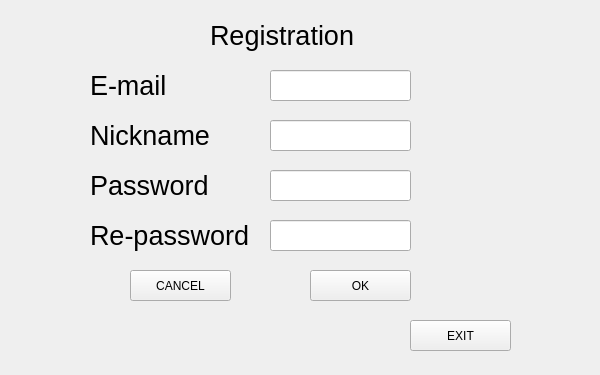
Old version of the form Classes/GUI/register.ui in the repository EKaczmarek/BomberMan.
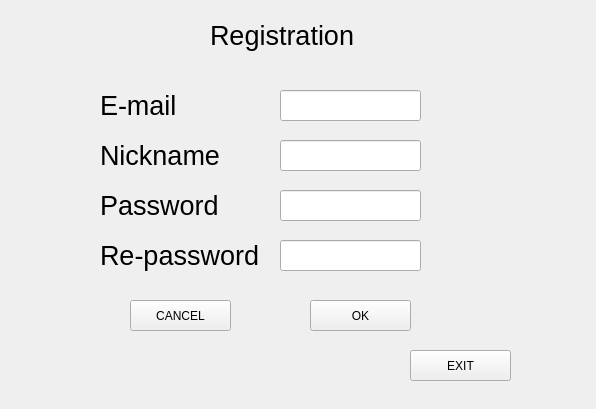
New version of the form.

```diff
--- a/Classes/GUI/register.ui
+++ b/Classes/GUI/register.ui
@@ -6,8 +6,8 @@
    <rect>
     <x>0</x>
     <y>0</y>
-    <width>600</width>
-    <height>375</height>
+    <width>596</width>
+    <height>409</height>
    </rect>
   </property>
   <property name="focusPolicy">
@@ -23,7 +23,7 @@
    <property name="geometry">
     <rect>
      <x>310</x>
-     <y>270</y>
+     <y>300</y>
      <width>101</width>
      <height>31</height>
     </rect>
@@ -56,8 +56,8 @@
   <widget class="QLabel" name="label_nickname">
    <property name="geometry">
     <rect>
-     <x>90</x>
-     <y>120</y>
+     <x>100</x>
+     <y>140</y>
      <width>131</width>
      <height>31</height>
     </rect>
@@ -74,8 +74,8 @@
   <widget class="QLabel" name="label_password">
    <property name="geometry">
     <rect>
-     <x>90</x>
-     <y>170</y>
+     <x>100</x>
+     <y>190</y>
      <width>131</width>
      <height>31</height>
     </rect>
@@ -93,7 +93,7 @@
    <property name="geometry">
     <rect>
      <x>130</x>
-     <y>270</y>
+     <y>300</y>
      <width>101</width>
      <height>31</height>
     </rect>
@@ -123,8 +123,8 @@
   <widget class="QLineEdit" name="lineEdit_nickname">
    <property name="geometry">
     <rect>
-     <x>270</x>
-     <y>120</y>
+     <x>280</x>
+     <y>140</y>
      <width>141</width>
      <height>31</height>
     </rect>
@@ -133,8 +133,8 @@
   <widget class="QLineEdit" name="lineEdit_password">
    <property name="geometry">
     <rect>
-     <x>270</x>
-     <y>170</y>
+     <x>280</x>
+     <y>190</y>
      <width>141</width>
      <height>31</height>
     </rect>
@@ -144,7 +144,7 @@
    <property name="geometry">
     <rect>
      <x>410</x>
-     <y>320</y>
+     <y>350</y>
      <width>101</width>
      <height>31</height>
     </rect>
@@ -177,8 +177,8 @@
   <widget class="QLineEdit" name="lineEdit_email">
    <property name="geometry">
     <rect>
-     <x>270</x>
-     <y>70</y>
+     <x>280</x>
+     <y>90</y>
      <width>141</width>
      <height>31</height>
     </rect>
@@ -187,8 +187,8 @@
   <widget class="QLabel" name="label_email">
    <property name="geometry">
     <rect>
-     <x>90</x>
-     <y>70</y>
+     <x>100</x>
+     <y>90</y>
      <width>131</width>
      <height>31</height>
     </rect>
@@ -205,8 +205,8 @@
   <widget class="QLabel" name="label_repassword">
    <property name="geometry">
     <rect>
-     <x>90</x>
-     <y>220</y>
+     <x>100</x>
+     <y>240</y>
      <width>161</width>
      <height>31</height>
     </rect>
@@ -223,8 +223,8 @@
   <widget class="QLineEdit" name="lineEdit_repassword">
    <property name="geometry">
     <rect>
-     <x>270</x>
-     <y>220</y>
+     <x>280</x>
+     <y>240</y>
      <width>141</width>
      <height>31</height>
     </rect>
```
